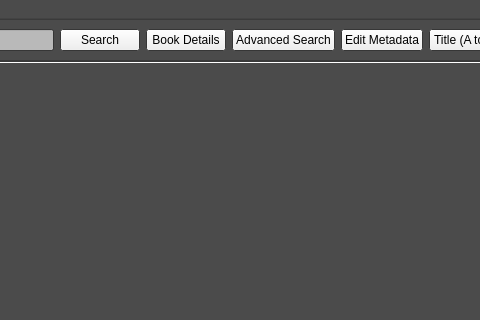
The window that ui/main_window.ui (rexosorous/manga-viewer) describes before a commit, drawn with Qt 5; both pictures show x 155 to 635 and y 0 to 320 of the 842 by 511 pixel window.
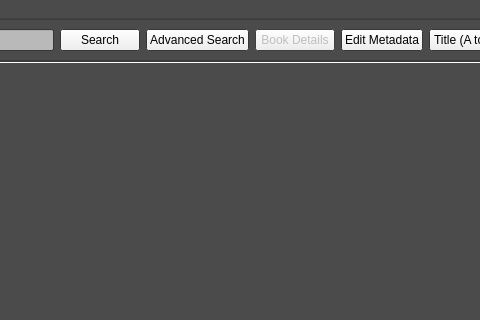
The same window after the commit.

The edit to the form file:
```diff
--- a/ui/main_window.ui
+++ b/ui/main_window.ui
@@ -171,13 +171,6 @@
          </property>
         </widget>
        </item>
-       <item>
-        <widget class="QPushButton" name="details_button">
-         <property name="text">
-          <string>Book Details</string>
-         </property>
-        </widget>
-       </item>
        <item>
         <widget class="QPushButton" name="advanced_search_button">
          <property name="text">
@@ -185,6 +178,16 @@
          </property>
         </widget>
        </item>
+       <item>
+        <widget class="QPushButton" name="details_button">
+         <property name="enabled">
+          <bool>false</bool>
+         </property>
+         <property name="text">
+          <string>Book Details</string>
+         </property>
+        </widget>
+       </item>
        <item>
         <widget class="QPushButton" name="metadata_button">
          <property name="text">
```
Left out of the diff: 7 changed lines with no effect on the pictures.
